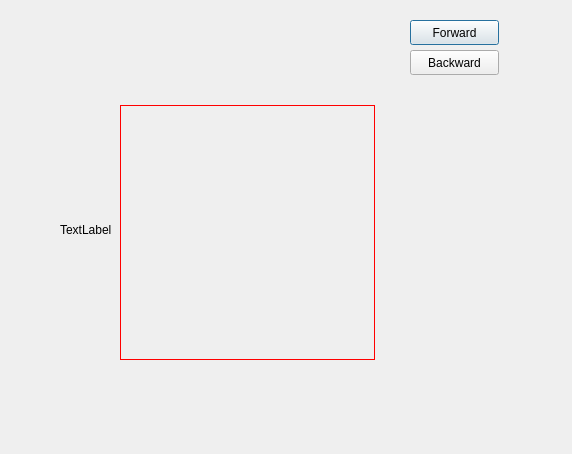
Before: the Qt Designer form gaugedialog.ui in ibrahimmadnan/dual_kit_car_interface, drawn with Qt 5.
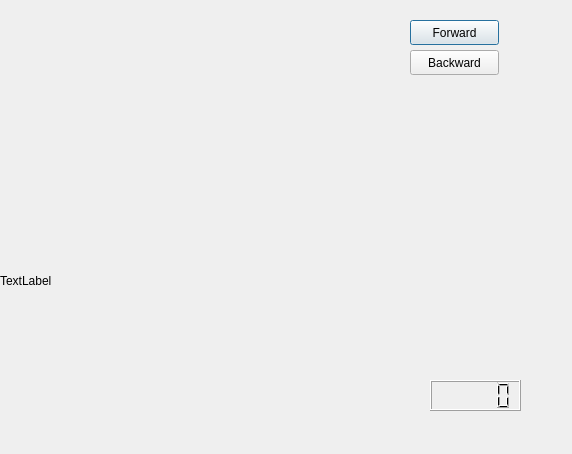
After: the same form once the commit is applied. Icons and pictures are not drawn.

The edit to the form file:
```diff
--- a/gaugedialog.ui
+++ b/gaugedialog.ui
@@ -22,8 +22,8 @@
   <widget class="QLabel" name="needle_label">
    <property name="geometry">
     <rect>
-     <x>120</x>
-     <y>105</y>
+     <x>150</x>
+     <y>160</y>
      <width>255</width>
      <height>255</height>
     </rect>
@@ -38,8 +38,7 @@
     <bool>false</bool>
    </property>
    <property name="styleSheet">
-    <string notr="true">border: 1px solid red;
-</string>
+    <string notr="true"/>
    </property>
    <property name="text">
     <string/>
@@ -77,10 +76,10 @@
   <widget class="QLabel" name="label">
    <property name="geometry">
     <rect>
-     <x>60</x>
-     <y>60</y>
-     <width>340</width>
-     <height>340</height>
+     <x>0</x>
+     <y>100</y>
+     <width>531</width>
+     <height>361</height>
     </rect>
    </property>
    <property name="sizePolicy">
@@ -96,6 +95,16 @@
     <string>TextLabel</string>
    </property>
   </widget>
+  <widget class="QLCDNumber" name="lcdNumber">
+   <property name="geometry">
+    <rect>
+     <x>430</x>
+     <y>380</y>
+     <width>91</width>
+     <height>31</height>
+    </rect>
+   </property>
+  </widget>
   <zorder>forward_button</zorder>
   <zorder>back_button</zorder>
   <zorder>label</zorder>
```
Left out of the diff: 3 changed lines with no effect on the pictures.
